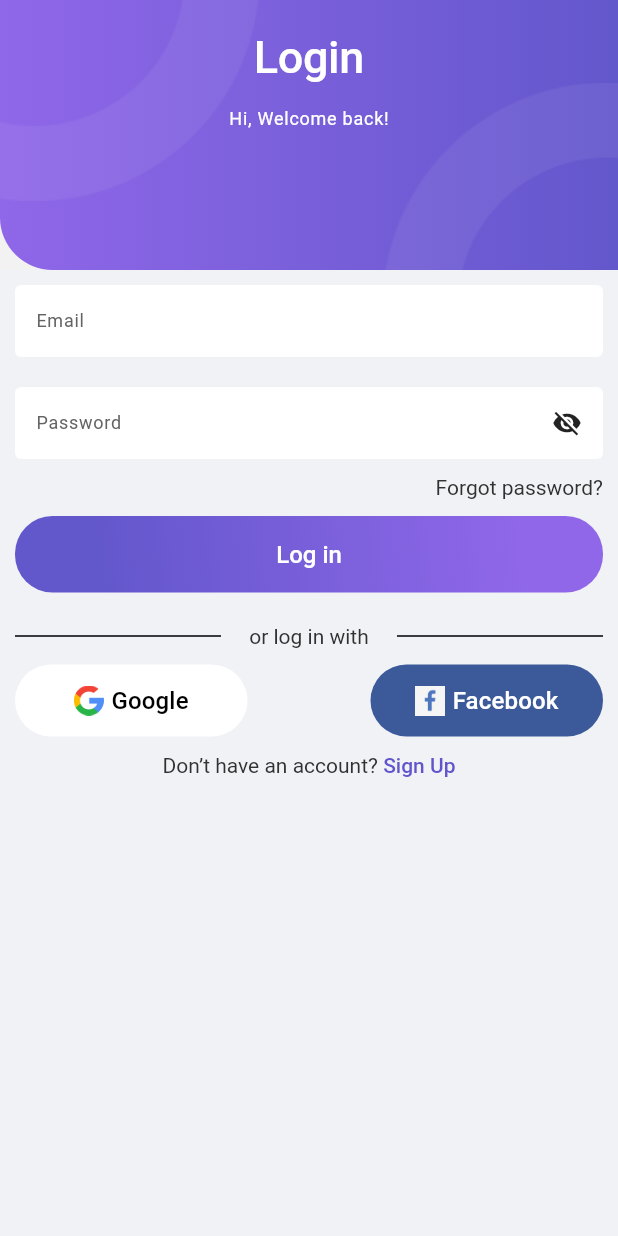
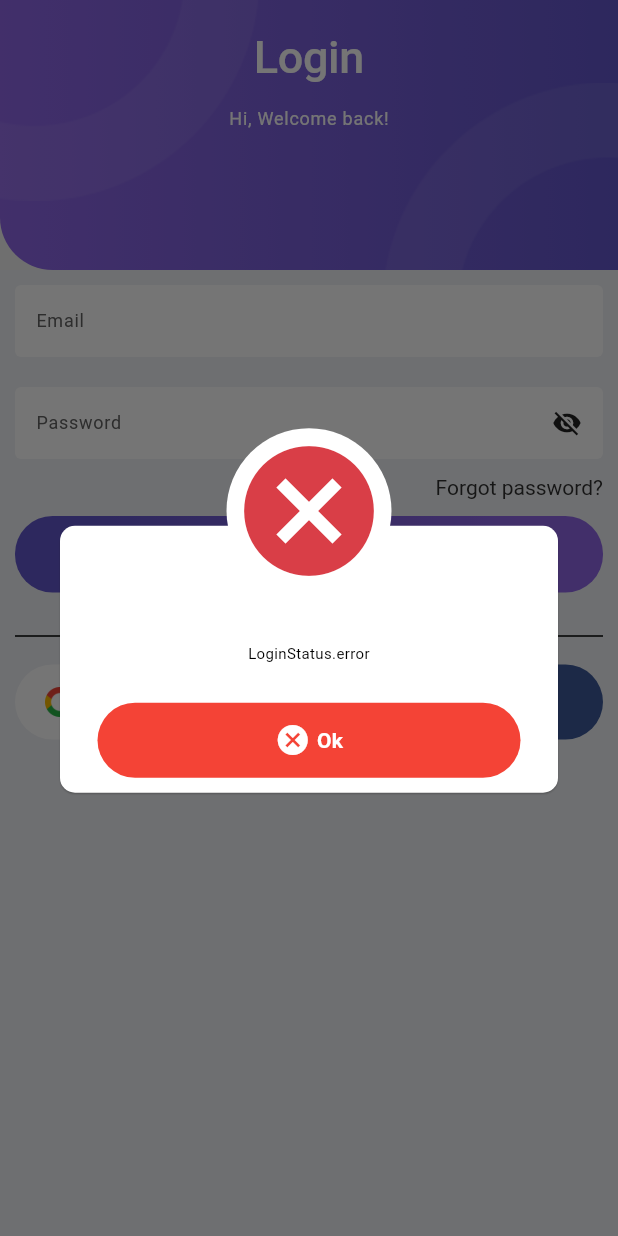
Before and after one commit to nhudang1511/travel_app, a Flutter app: the LoginScreen screen opened by its route, after a tap on "Facebook", on a phone screen of 412 x 824 dp. Run offline on Flutter 3.47's test engine with Material 3 defaults, Android fonts, the phone set to English and light mode, and no system bars; our stand-ins replace awesome_dialog, bloc, buttons_tabbar, cloud_firestore, easy_localization, equatable and 13 more; missing offline and left inert: book_my_seat, coupon_uikit, fl_country_code_picker, flutter_facebook_auth, mobkit_dashed_border; accounts and stored records are empty; Roboto replaces fonts that are missing (Rubik).

Commit message:
add send emailVerification

```diff
--- a/lib/config/app_path.dart
+++ b/lib/config/app_path.dart
@@ -76,4 +76,5 @@ class AppPath{
   static String visaCard = 'assets/card/img_visa.png';
 
   static String seats = 'assets/images/seats.png';
+  static String email = 'assets/logo/email.jpg';
 }
--- a/lib/config/app_route.dart
+++ b/lib/config/app_route.dart
@@ -19,6 +19,12 @@ class AppRouter {
         return _route(const OnBoardingPage());
       case LoginScreen.routeName:
         return _route(const LoginScreen());
+      case SignUpScreen.routeName:
+        return _route(const SignUpScreen());
+      case ForgotScreen.routeName:
+        return _route(const ForgotScreen());
+      case VerifyEmailScreen.routeName:
+        return _route(const VerifyEmailScreen());
       case HomeScreen.routeName:
         return _route(const HomeScreen());
       case HotelScreen.routeName:
--- a/lib/travel/cubits/login/login_cubit.dart
+++ b/lib/travel/cubits/login/login_cubit.dart
@@ -64,4 +64,15 @@ class LoginCubit extends Cubit<LoginState> {
       emit(state.copyWith(status: LoginStatus.error));
     }
   }
+  Future<void> logInWithFacebook() async {
+    if (state.status == LoginStatus.submitting) return;
+    emit(state.copyWith(status: LoginStatus.submitting));
+    try {
+      await _authRepository.logInWithFacebook();
+      emit(state.copyWith(status: LoginStatus.success));
+    }  catch (e) {
+      print('Unknown error: $e');
+      emit(state.copyWith(status: LoginStatus.error));
+    }
+  }
 }
--- a/lib/travel/repository/authentication_repository.dart
+++ b/lib/travel/repository/authentication_repository.dart
@@ -9,12 +9,12 @@ import '../model/user_model.dart';
 import 'package:flutter_facebook_auth/flutter_facebook_auth.dart';
 
 class AuthRepository {
-  AuthRepository({
-    CacheClient? cache,
+  AuthRepository(
+      {CacheClient? cache,
       firebase_auth.FirebaseAuth? firebaseAuth,
       GoogleSignIn? googleSignIn,
-    FacebookAuth? facebookAuth
-  })  : _cache = cache ?? CacheClient(),
+      FacebookAuth? facebookAuth})
+      : _cache = cache ?? CacheClient(),
         _firebaseAuth = firebaseAuth ?? firebase_auth.FirebaseAuth.instance,
         _googleSignIn = googleSignIn ?? GoogleSignIn.standard();
   final CacheClient _cache;
@@ -58,7 +58,9 @@ class AuthRepository {
         "phoneNumber": phone,
         "country": country
       });
+      await _firebaseAuth.currentUser?.sendEmailVerification();
       // print('new: $newUser');
+
     } on firebase_auth.FirebaseAuthException catch (e) {
       throw SignUpWithEmailAndPasswordFailure.fromCode(e.code);
     } catch (_) {
@@ -71,6 +73,7 @@ class AuthRepository {
     required String password,
   }) async {
     try {
+     if(_firebaseAuth.currentUser!.emailVerified == true){
        await _firebaseAuth.signInWithEmailAndPassword(
          email: email,
          password: password,
@@ -92,6 +95,7 @@ class AuthRepository {
              phone: userDoc['phoneNumber'],
              password: password);
          setSP(userData);
+       }
      }
     } on firebase_auth.FirebaseAuthException catch (e) {
       throw LogInWithEmailAndPasswordFailure.fromCode(e.code);
@@ -168,17 +172,53 @@ class AuthRepository {
     }
   }
 
-  Future<void> signInWithFacebook() async {
+  Future<void> logInWithFacebook() async {
     // Trigger the sign-in flow
-    final LoginResult loginResult = await FacebookAuth.instance.login();
+    final LoginResult loginResult = await FacebookAuth.instance
+        .login(permissions: (["public_profile", "email"]));
 
     // Create a credential from the access token
     final firebase_auth.OAuthCredential facebookAuthCredential =
         firebase_auth.FacebookAuthProvider.credential(
-            loginResult.accessToken.token);
+            loginResult.accessToken!.token);
 
     // Once signed in, return the UserCredential
-    await _firebaseAuth.signInWithCredential(facebookAuthCredential);
+    final userCredential = await _firebaseAuth.signInWithCredential(facebookAuthCredential);
+    final firebaseUser = userCredential.user;
+    final querySnapshot = await FirebaseFirestore.instance
+        .collection('user')
+        .where('email', isEqualTo: firebaseUser!.email)
+        .limit(1)
+        .get();
+
+    if (querySnapshot.docs.isEmpty) {
+      // If user doesn't exist, create new user document
+      await FirebaseFirestore.instance
+          .collection("user")
+          .doc(firebaseUser.uid)
+          .set({
+        'email': firebaseUser.email,
+        "name": firebaseUser.displayName,
+        "phoneNumber": firebaseUser.phoneNumber,
+      });
+    }
+    final userData = User(
+      id: firebaseUser.uid,
+      email: firebaseUser.email,
+      name: firebaseUser.displayName,
+      phone: firebaseUser.phoneNumber,
+      // Add more fields if needed
+    );
+    await setSP(userData);
+  }
+
+  Future<void> sendEmailVerification() async {
+    try {
+      await _firebaseAuth.currentUser?.sendEmailVerification();
+
+    } catch (_) {
+      throw const LogInWithEmailAndPasswordFailure();
+    }
   }
 
   Future<void> logOut() async {
--- a/lib/travel/screen/login/forgot_password.dart
+++ b/lib/travel/screen/login/forgot_password.dart
@@ -6,6 +6,7 @@ import '../../widget/widget.dart';
 
 class ForgotScreen extends StatefulWidget {
   const ForgotScreen({super.key});
+  static const String routeName = '/forget';
 
   @override
   State<ForgotScreen> createState() => _ForgotScreenState();
--- a/lib/travel/screen/login/login_screen.dart
+++ b/lib/travel/screen/login/login_screen.dart
@@ -1,3 +1,4 @@
+import 'package:awesome_dialog/awesome_dialog.dart';
 import 'package:flutter/material.dart';
 import 'package:flutter_bloc/flutter_bloc.dart';
 import 'package:flutter_nhu_nguyen/travel/cubits/login/login_cubit.dart';
@@ -32,9 +33,39 @@ class _LoginScreenState extends State<LoginScreen> {
         isFirst: true,
       ),
       body: BlocListener<LoginCubit, LoginState>(
-        listener: (context, state) {
+        listener: (context, state) async {
           if (state.status == LoginStatus.success) {
             Navigator.pushNamedAndRemoveUntil(context, MainScreen.routeName, (route) => false);
+          }
+          else if(state.status == LoginStatus.error){
+            AwesomeDialog(
+              context: context,
+              dialogType: DialogType.error,
+              animType: AnimType.rightSlide,
+              headerAnimationLoop: false,
+              title: 'Error',
+              desc:
+              '${state.status}',
+              descTextStyle: const TextStyle(color: Colors.black),
+              btnOkOnPress: () {},
+              btnOkIcon: Icons.cancel,
+              btnOkColor: Colors.red,
+            ).show();
+          }
+          else if(state.status == LoginStatus.emailDiffProvider){
+            AwesomeDialog(
+              context: context,
+              dialogType: DialogType.warning,
+              animType: AnimType.rightSlide,
+              headerAnimationLoop: false,
+              title: 'Warning',
+              desc:
+              '${state.status}',
+              descTextStyle: const TextStyle(color: Colors.black),
+              btnOkOnPress: () {},
+              btnOkIcon: Icons.cancel,
+              btnOkColor: Colors.yellow,
+            ).show();
           }
         },
         child: SingleChildScrollView(
@@ -62,9 +93,7 @@ class _LoginScreenState extends State<LoginScreen> {
                           children: [
                             GestureDetector(
                               onTap: () {
-                                Route route = MaterialPageRoute(
-                                    builder: (context) => const ForgotScreen());
-                                Navigator.push(context, route);
+                                Navigator.pushNamed(context, ForgotScreen.routeName);
                               },
                               child: Text('Forgot password?',
                                   style: Theme.of(context)
@@ -108,15 +137,15 @@ class _LoginScreenState extends State<LoginScreen> {
                               title: 'Facebook',
                               imgLink: AppPath.iconFacebook,
                               color: const Color(0xff3C5A9A),
-                              colorText: Colors.white, onPressed: () {  },
+                              colorText: Colors.white, onPressed: () {
+                              context.read<LoginCubit>().logInWithFacebook();
+                            },
                             ),
                           ],
                         ),
                         GestureDetector(
                           onTap: () {
-                            Route route = MaterialPageRoute(
-                                builder: (context) => const SignUpScreen());
-                            Navigator.push(context, route);
+                            Navigator.pushNamed(context, SignUpScreen.routeName);
                           },
                           child: Container(
                             margin: const EdgeInsets.only(top: 10),
--- a/lib/travel/screen/screen.dart
+++ b/lib/travel/screen/screen.dart
@@ -26,3 +26,4 @@ export 'check_out_flight/components/select_seat.dart';
 export 'finish_checkout/finish_checkout_screen.dart';
 export 'check_out/checkout_step.dart';
 export 'check_out_flight/checkout_step_flight.dart';
+export 'login/verify_email.dart';
--- a/lib/travel/widget/custom_button.dart
+++ b/lib/travel/widget/custom_button.dart
@@ -17,7 +17,7 @@ class CustomButton extends StatelessWidget {
         button();
       },
       child: Container(
-        padding: EdgeInsets.all(15),
+        padding: const EdgeInsets.all(15),
         width: MediaQuery.of(context).size.width,
         margin: const EdgeInsets.only(top: 10, bottom: 20),
         decoration: ShapeDecoration(
--- a/lib/travel/widget/custom_small_button.dart
+++ b/lib/travel/widget/custom_small_button.dart
@@ -17,8 +17,11 @@ class CustomSmallButton extends StatelessWidget {
 
   @override
   Widget build(BuildContext context) {
-    return Container(
+    return GestureDetector(
+      onTap: onPressed,
+      child: Container(
         margin: const EdgeInsets.only(top: 10),
+        padding: const EdgeInsets.symmetric(horizontal: 20, vertical: 15),
         width: 155,
         decoration: ShapeDecoration(
           color: color,
@@ -26,11 +29,6 @@ class CustomSmallButton extends StatelessWidget {
             borderRadius: BorderRadius.circular(25),
           ),
         ),
-      child: ElevatedButton(
-          onPressed: onPressed,
-          style: ElevatedButton.styleFrom(
-              backgroundColor: Colors.transparent,
-              shadowColor: Colors.transparent),
         child: Row(
           mainAxisSize: MainAxisSize.min,
           children: [
@@ -55,7 +53,8 @@ class CustomSmallButton extends StatelessWidget {
               ),
             ),
           ],
-          )),
+        ),
+      ),
     );
   }
 }
```
Also changed, not shown: lib/travel/cubits/signup/signup_cubit.dart (+11 -0 lines), lib/travel/screen/login/signup_screen.dart (+45 -9 lines), lib/travel/screen/login/verify_email.dart (added, +78 -0 lines), assets/logo/email.jpg (added), pubspec.lock, 6 other files. Lines whose indentation alone changed are shown as unchanged.
